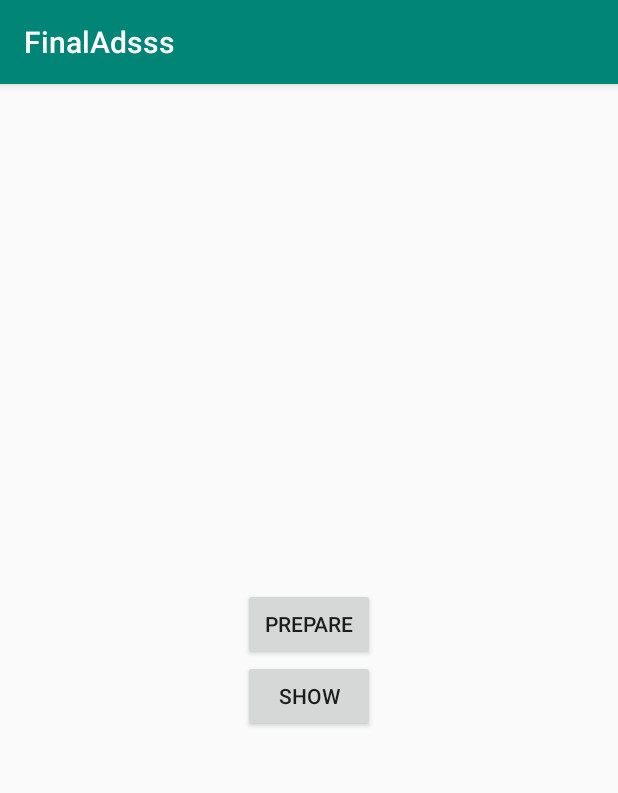
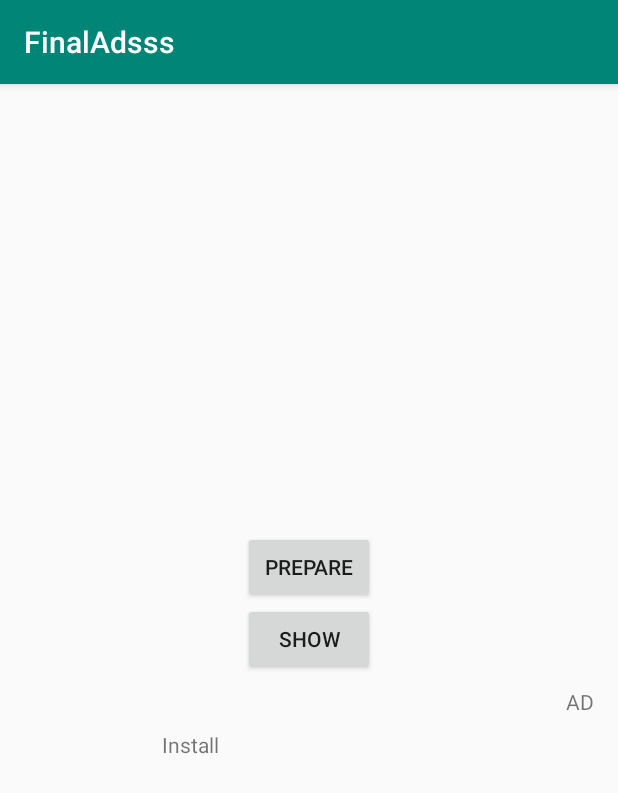
Before and after one commit to PearKMA/AdsCpr, an Android app: the screen it shows after launch (MainActivity), on a phone screen of 412 x 824 dp. Shown: the top 793 px of the screen. Run offline under Robolectric (Android 15) with nearby library versions, the phone set to English and light mode, and no system bars; pictures from the network do not load.

Commit message:
Add comment

```diff
--- a/app/src/main/res/layout/activity_main.xml
+++ b/app/src/main/res/layout/activity_main.xml
@@ -24,5 +24,10 @@
         android:id="@+id/maincont"
         android:layout_height="wrap_content">
 
+        <com.cpr.ads.module.BannerAds
+            android:layout_width="match_parent"
+            android:layout_height="wrap_content">
+
+        </com.cpr.ads.module.BannerAds>
     </FrameLayout>
 </LinearLayout>
```
Also changed, not shown: cprads/src/main/java/com/cpr/ads/module/InterstitialAd.java (line endings or trailing spaces).
